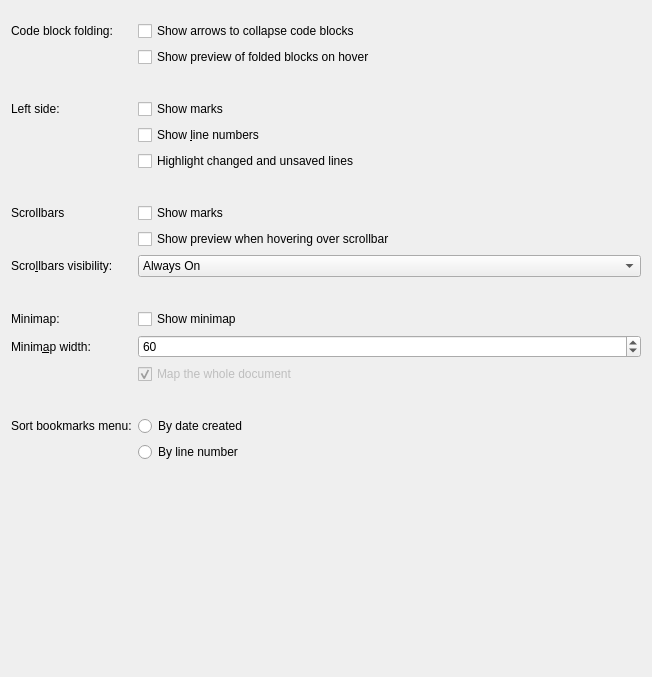
First picture: the form in src/dialogs/bordersappearanceconfigwidget.ui, repository deepin-community/ktexteditor, before the edit.
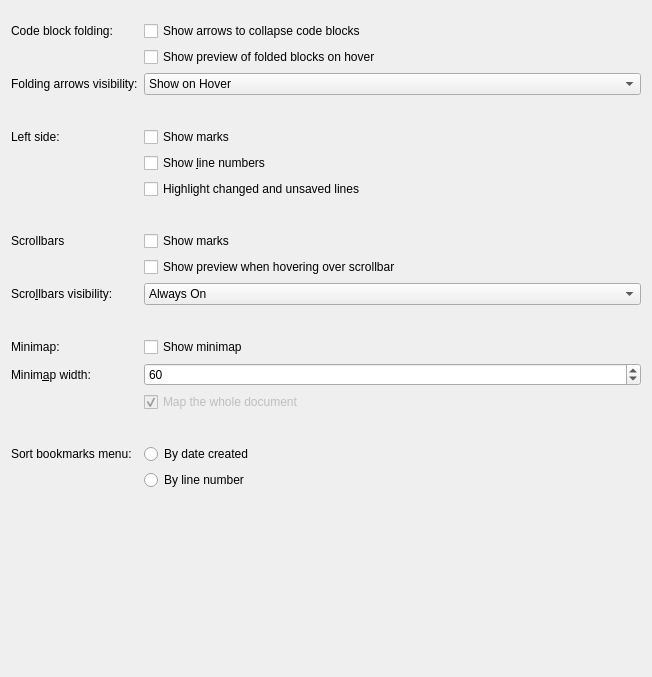
Second picture: the form after the edit.

The edit to the form file:
```diff
--- a/src/dialogs/bordersappearanceconfigwidget.ui
+++ b/src/dialogs/bordersappearanceconfigwidget.ui
@@ -46,7 +46,7 @@
        </property>
       </widget>
      </item>
-     <item row="2" column="1">
+     <item row="4" column="1">
       <spacer name="verticalSpacer_2">
        <property name="orientation">
         <enum>Qt::Vertical</enum>
@@ -62,14 +62,14 @@
        </property>
       </spacer>
      </item>
-     <item row="3" column="0">
+     <item row="6" column="0">
       <widget class="QLabel" name="label_2">
        <property name="text">
         <string>Left side:</string>
        </property>
       </widget>
      </item>
-     <item row="3" column="1">
+     <item row="6" column="1">
       <widget class="QCheckBox" name="chkIconBorder">
        <property name="whatsThis">
         <string>&lt;p&gt;If this option is checked, every new view will display an icon border on the left hand side.&lt;/p&gt;&lt;p&gt;The icon border shows bookmark signs, for instance.&lt;/p&gt;</string>
@@ -79,7 +79,7 @@
        </property>
       </widget>
      </item>
-     <item row="4" column="1">
+     <item row="7" column="1">
       <widget class="QCheckBox" name="chkLineNumbers">
        <property name="whatsThis">
         <string>If this option is checked, every new view will display line numbers on the left hand side.</string>
@@ -89,7 +89,7 @@
        </property>
       </widget>
      </item>
-     <item row="5" column="1">
+     <item row="8" column="1">
       <widget class="QCheckBox" name="chkShowLineModification">
        <property name="whatsThis">
         <string>If this option is checked, a small indicator for modified and saved lines is shown on the left hand side.</string>
@@ -99,7 +99,7 @@
        </property>
       </widget>
      </item>
-     <item row="6" column="1">
+     <item row="9" column="1">
       <spacer name="verticalSpacer_3">
        <property name="orientation">
         <enum>Qt::Vertical</enum>
@@ -115,14 +115,14 @@
        </property>
       </spacer>
      </item>
-     <item row="7" column="0">
+     <item row="10" column="0">
       <widget class="QLabel" name="label_3">
        <property name="text">
         <string>Scrollbars</string>
        </property>
       </widget>
      </item>
-     <item row="7" column="1">
+     <item row="10" column="1">
       <widget class="QCheckBox" name="chkScrollbarMarks">
        <property name="whatsThis">
         <string>&lt;p&gt;If this option is checked, every new view will show marks on the vertical scrollbar.&lt;/p&gt;&lt;p&gt;These marks will show bookmarks, for instance.&lt;/p&gt;</string>
@@ -132,7 +132,7 @@
        </property>
       </widget>
      </item>
-     <item row="8" column="1">
+     <item row="11" column="1">
       <widget class="QCheckBox" name="chkScrollbarPreview">
        <property name="whatsThis">
         <string>&lt;p&gt;If this option is checked, hovering over the vertical scrollbar will show a preview of the text.&lt;/p&gt;</string>
@@ -142,7 +142,7 @@
        </property>
       </widget>
      </item>
-     <item row="10" column="1">
+     <item row="13" column="1">
       <spacer name="verticalSpacer_4">
        <property name="orientation">
         <enum>Qt::Vertical</enum>
@@ -158,14 +158,14 @@
        </property>
       </spacer>
      </item>
-     <item row="11" column="0">
+     <item row="14" column="0">
       <widget class="QLabel" name="label_4">
        <property name="text">
         <string>Minimap:</string>
        </property>
       </widget>
      </item>
-     <item row="11" column="1">
+     <item row="14" column="1">
       <widget class="QCheckBox" name="chkScrollbarMiniMap">
        <property name="whatsThis">
         <string>If this option is checked, every new view will show a mini map on the vertical scrollbar.</string>
@@ -175,7 +175,7 @@
        </property>
       </widget>
      </item>
-     <item row="13" column="1">
+     <item row="16" column="1">
       <widget class="QCheckBox" name="chkScrollbarMiniMapAll">
        <property name="enabled">
         <bool>false</bool>
@@ -191,7 +191,7 @@
        </property>
       </widget>
      </item>
-     <item row="12" column="1">
+     <item row="15" column="1">
       <widget class="QSpinBox" name="spBoxMiniMapWidth">
        <property name="minimum">
         <number>40</number>
@@ -207,7 +207,7 @@
        </property>
       </widget>
      </item>
-     <item row="12" column="0">
+     <item row="15" column="0">
       <widget class="QLabel" name="labelMiniMapWidth">
        <property name="text">
         <string>Minim&amp;ap width:</string>
@@ -217,7 +217,7 @@
        </property>
       </widget>
      </item>
-     <item row="9" column="1">
+     <item row="12" column="1">
       <widget class="QComboBox" name="cmbShowScrollbars">
        <item>
         <property name="text">
@@ -236,7 +236,7 @@
        </item>
       </widget>
      </item>
-     <item row="9" column="0">
+     <item row="12" column="0">
       <widget class="QLabel" name="lblShowScrollbars">
        <property name="text">
         <string>Scro&amp;llbars visibility:</string>
@@ -246,7 +246,7 @@
        </property>
       </widget>
      </item>
-     <item row="15" column="1">
+     <item row="18" column="1">
       <widget class="QRadioButton" name="rbSortBookmarksByCreation">
        <property name="whatsThis">
         <string>Each new bookmark will be added to the bottom, independently from where it is placed in the document.</string>
@@ -256,7 +256,7 @@
        </property>
       </widget>
      </item>
-     <item row="16" column="1">
+     <item row="19" column="1">
       <widget class="QRadioButton" name="rbSortBookmarksByPosition">
        <property name="whatsThis">
         <string>The bookmarks will be ordered by the line numbers they are placed at.</string>
@@ -266,14 +266,14 @@
        </property>
       </widget>
      </item>
-     <item row="15" column="0">
+     <item row="18" column="0">
       <widget class="QLabel" name="label_5">
        <property name="text">
         <string>Sort bookmarks menu:</string>
        </property>
       </widget>
      </item>
-     <item row="14" column="1">
+     <item row="17" column="1">
       <spacer name="verticalSpacer_5">
        <property name="orientation">
         <enum>Qt::Vertical</enum>
@@ -289,6 +289,27 @@
        </property>
       </spacer>
      </item>
+     <item row="2" column="0">
+      <widget class="QLabel" name="label_6">
+       <property name="text">
+        <string>Folding arrows visibility:</string>
+       </property>
+      </widget>
+     </item>
+     <item row="2" column="1">
+      <widget class="QComboBox" name="cmbFoldingArrowVisiblity">
+       <item>
+        <property name="text">
+         <string>Show on Hover</string>
+        </property>
+       </item>
+       <item>
+        <property name="text">
+         <string>Show Always</string>
+        </property>
+       </item>
+      </widget>
+     </item>
     </layout>
    </item>
    <item>
```
